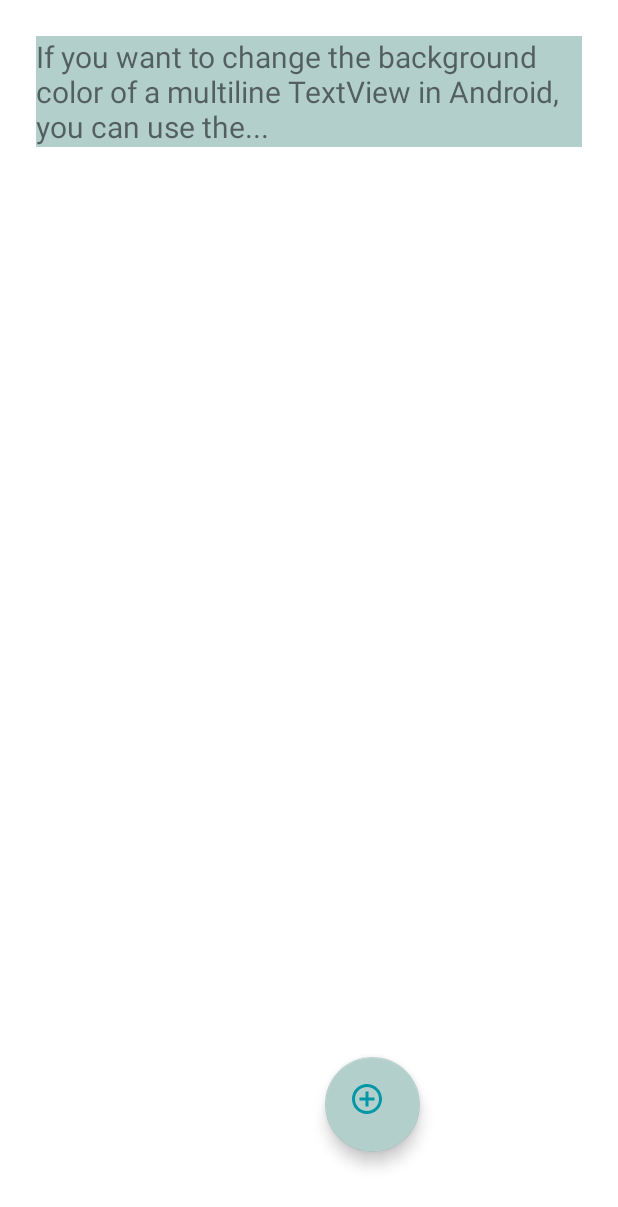
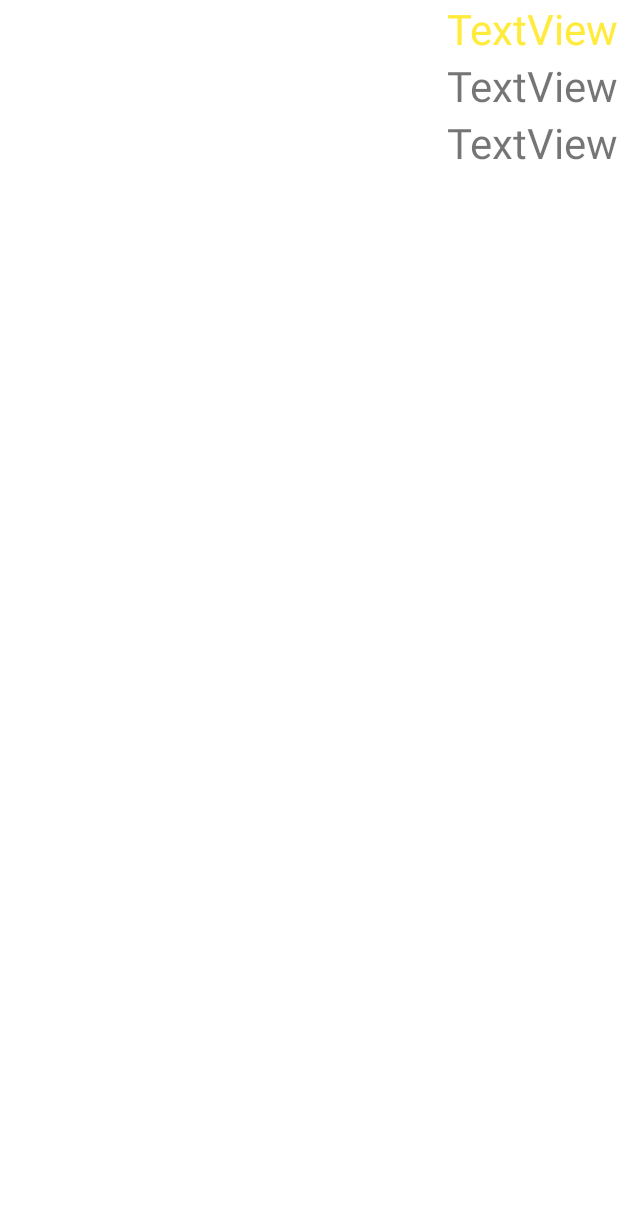
Before and after one commit to dygogive/Simple_Fitness_Records_0.1, an Android app: the layout activity_set.xml on its own in the app's theme, with its tools: preview values and no code run, on a phone screen of 412 x 824 dp. Shown: the top 1207 px of the screen. Run offline under Robolectric (Android 15) with nearby library versions, the phone set to English and light mode, and no system bars.

Commit message:
Initial commit

```diff
--- a/app/src/main/java/com/example/simplefitnessrecords01/recycler_views/OnItemRecyclerClickListener.java
+++ b/app/src/main/java/com/example/simplefitnessrecords01/recycler_views/OnItemRecyclerClickListener.java
@@ -5,5 +5,5 @@
 
 //інтерфейс слухача натискань на елементи RecyclerView
 public interface OnItemRecyclerClickListener {
-    void onItemClick(SetTraining setTraining);
+    void onItemClick(int position);
 }
--- a/app/src/main/java/com/example/simplefitnessrecords01/recycler_views/SetTrainingAdapter.java
+++ b/app/src/main/java/com/example/simplefitnessrecords01/recycler_views/SetTrainingAdapter.java
@@ -3,6 +3,7 @@
 import android.app.Activity;
 import android.content.Context;
 import android.database.sqlite.SQLiteDatabase;
+import android.util.Log;
 import android.view.ContextMenu;
 import android.view.LayoutInflater;
 import android.view.Menu;
@@ -131,7 +132,7 @@
                 //а також чи є позиція натисненого елементу
                 if (listenerShort != null & RecyclerView.NO_POSITION != position) {
                     // тепер я викликаю метод натиснення на своєму слухачеві і передаю елемент SetTraining
-                    listenerShort.onItemClick(setTrainingList.get(position));
+                    listenerShort.onItemClick(position);
                 }
             });
 
--- a/app/src/main/res/layout/activity_set.xml
+++ b/app/src/main/res/layout/activity_set.xml
@@ -6,32 +6,34 @@
     android:layout_height="match_parent"
     tools:context=".UI_activities.SetActivity">
 
-    <TextView
-        android:id="@+id/textMultiLine"
-        android:layout_width="0dp"
+    <LinearLayout
+        android:layout_width="wrap_content"
         android:layout_height="wrap_content"
-        android:layout_marginStart="24dp"
-        android:layout_marginTop="24dp"
-        android:layout_marginEnd="24dp"
-        android:background="@color/teal_200"
-        android:ems="10"
-        android:gravity="start|top"
-        android:text="If you want to change the background color of a multiline TextView in Android, you can use the..."
-        android:textSize="20sp"
+        android:orientation="vertical"
         app:layout_constraintEnd_toEndOf="parent"
-        app:layout_constraintHorizontal_bias="0.0"
-        app:layout_constraintStart_toStartOf="parent"
-        app:layout_constraintTop_toTopOf="parent" />
+        app:layout_constraintTop_toTopOf="parent">
 
+        <TextView
+            android:id="@+id/tvDay"
+            android:layout_width="wrap_content"
+            android:layout_height="wrap_content"
+            android:text="TextView"
+            android:textColor="@color/train_info"
+            android:textSize="28sp" />
 
-    <include
-        layout="@layout/fab_plus_button"
-        android:layout_width="115dp"
-        android:layout_height="63dp"
-        android:layout_marginEnd="132dp"
-        android:layout_marginBottom="56dp"
-        app:layout_constraintBottom_toBottomOf="parent"
-        app:layout_constraintEnd_toEndOf="parent" />
+        <TextView
+            android:id="@+id/tvName"
+            android:layout_width="wrap_content"
+            android:layout_height="wrap_content"
+            android:text="TextView"
+            android:textSize="28sp" />
 
+        <TextView
+            android:id="@+id/tvSubName"
+            android:layout_width="wrap_content"
+            android:layout_height="wrap_content"
+            android:text="TextView"
+            android:textSize="28sp" />
+    </LinearLayout>
 
 </androidx.constraintlayout.widget.ConstraintLayout>
--- a/app/src/main/res/menu/menu_for_recycler_viev.xml
+++ b/app/src/main/res/menu/menu_for_recycler_viev.xml
@@ -5,9 +5,6 @@
         android:title="@string/edit"
         android:id="@+id/edit"/>
     <item
-        android:title="@string/train_red"
-        android:id="@+id/tr_red"/>
-    <item
         android:title="@string/delete"
         android:id="@+id/delete"/>
 
--- a/app/src/main/res/values/colors.xml
+++ b/app/src/main/res/values/colors.xml
@@ -7,4 +7,5 @@
     <color name="teal_700">#7E8A8A</color>
     <color name="black">#FF000000</color>
     <color name="white">#FFFFFFFF</color>
+    <color name="train_info">#FFEB3B</color>
 </resources>
```
Also changed, not shown: app/src/main/java/com/example/simplefitnessrecords01/UI_activities/MainActivity.java (+57 -29 lines), app/src/main/java/com/example/simplefitnessrecords01/UI_activities/SetActivity.java (+5 -34 lines).
